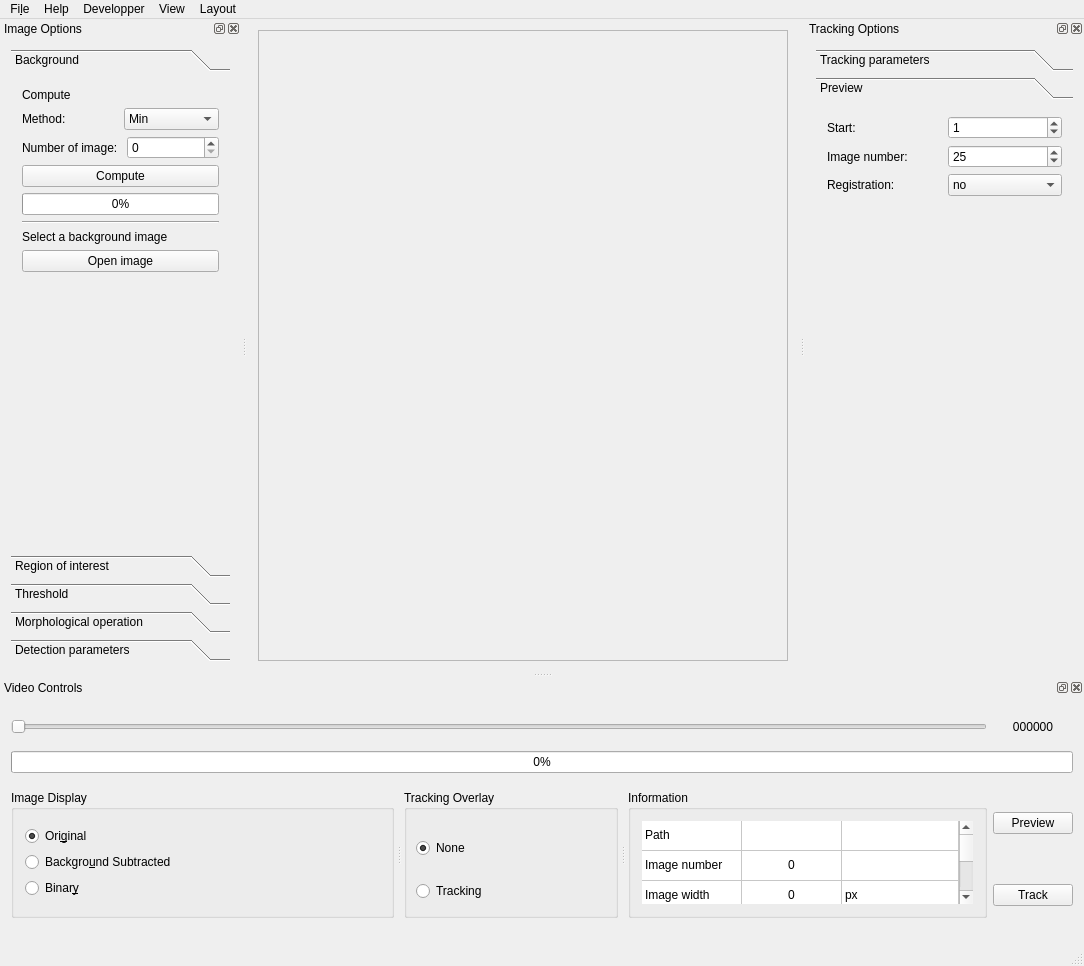
Old version of the form src/interactive.ui in the repository FastTrackOrg/FastTrack.
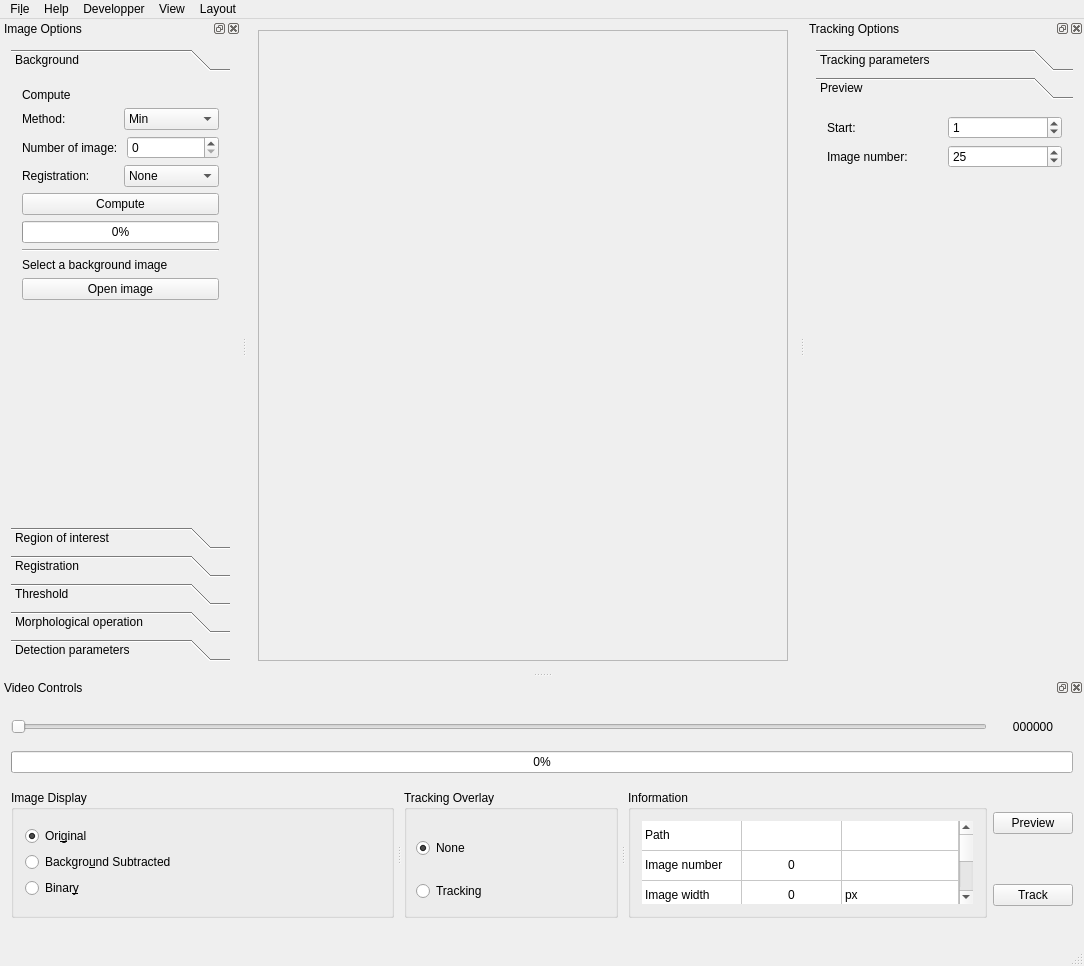
New version of the form. The open tabs and pages were chosen to show the change.

Commit message: [feat] tracking: add new registration method

The edit to the form file:
```diff
--- a/src/interactive.ui
+++ b/src/interactive.ui
@@ -286,7 +286,7 @@
           <x>0</x>
           <y>0</y>
           <width>261</width>
-          <height>560</height>
+          <height>556</height>
          </rect>
         </property>
         <attribute name="label">
@@ -336,29 +336,7 @@
           </layout>
          </item>
          <item row="2" column="0">
-          <layout class="QHBoxLayout" name="horizontalLayout_16">
-           <item>
-            <widget class="QLabel" name="label_18">
-             <property name="text">
-              <string>Registration: </string>
-             </property>
-            </widget>
-           </item>
-           <item>
-            <widget class="QComboBox" name="reg">
-             <item>
-              <property name="text">
-               <string>no</string>
-              </property>
-             </item>
-             <item>
-              <property name="text">
-               <string>yes</string>
-              </property>
-             </item>
-            </widget>
-           </item>
-          </layout>
+          <layout class="QHBoxLayout" name="horizontalLayout_16"/>
          </item>
          <item row="3" column="0">
           <spacer name="verticalSpacer_4">
@@ -384,7 +362,7 @@
    <property name="minimumSize">
     <size>
      <width>241</width>
-     <height>260</height>
+     <height>291</height>
     </size>
    </property>
    <property name="features">
@@ -412,20 +390,13 @@
           <x>0</x>
           <y>0</y>
           <width>223</width>
-          <height>473</height>
+          <height>432</height>
          </rect>
         </property>
         <attribute name="label">
          <string>Background</string>
         </attribute>
         <layout class="QGridLayout" name="gridLayout_6">
-         <item row="3" column="0" colspan="2">
-          <widget class="QPushButton" name="backgroundComputeButton">
-           <property name="text">
-            <string>Compute</string>
-           </property>
-          </widget>
-         </item>
          <item row="1" column="0" colspan="2">
           <layout class="QHBoxLayout" name="horizontalLayout_19">
            <item>
@@ -459,6 +430,19 @@
            </item>
           </layout>
          </item>
+         <item row="9" column="1">
+          <spacer name="verticalSpacer">
+           <property name="orientation">
+            <enum>Qt::Vertical</enum>
+           </property>
+           <property name="sizeHint" stdset="0">
+            <size>
+             <width>20</width>
+             <height>40</height>
+            </size>
+           </property>
+          </spacer>
+         </item>
          <item row="2" column="0" colspan="2">
           <layout class="QHBoxLayout" name="horizontalLayout_18">
            <item>
@@ -473,33 +457,41 @@
            </item>
           </layout>
          </item>
-         <item row="6" column="0" colspan="2">
+         <item row="4" column="0" colspan="2">
+          <widget class="QPushButton" name="backgroundComputeButton">
+           <property name="text">
+            <string>Compute</string>
+           </property>
+          </widget>
+         </item>
+         <item row="7" column="0" colspan="2">
           <widget class="QLabel" name="label_21">
            <property name="text">
             <string>Select a background image</string>
            </property>
           </widget>
          </item>
-         <item row="8" column="1">
-          <spacer name="verticalSpacer">
-           <property name="orientation">
-            <enum>Qt::Vertical</enum>
+         <item row="8" column="0" colspan="2">
+          <widget class="QPushButton" name="backgroundSelectButton">
+           <property name="text">
+            <string>Open image</string>
            </property>
-           <property name="sizeHint" stdset="0">
-            <size>
-             <width>20</width>
-             <height>40</height>
-            </size>
-           </property>
-          </spacer>
+          </widget>
          </item>
-         <item row="4" column="0" colspan="2">
+         <item row="5" column="0" colspan="2">
           <widget class="QProgressBar" name="backgroundProgressBar">
            <property name="value">
             <number>0</number>
            </property>
           </widget>
          </item>
+         <item row="6" column="0" colspan="2">
+          <widget class="Line" name="line">
+           <property name="orientation">
+            <enum>Qt::Horizontal</enum>
+           </property>
+          </widget>
+         </item>
          <item row="0" column="0" colspan="2">
           <widget class="QLabel" name="label_20">
            <property name="text">
@@ -507,18 +499,30 @@
            </property>
           </widget>
          </item>
-         <item row="7" column="0" colspan="2">
-          <widget class="QPushButton" name="backgroundSelectButton">
+         <item row="3" column="0">
+          <widget class="QLabel" name="label_10">
            <property name="text">
-            <string>Open image</string>
+            <string>Registration:</string>
            </property>
           </widget>
          </item>
-         <item row="5" column="0" colspan="2">
-          <widget class="Line" name="line">
-           <property name="orientation">
-            <enum>Qt::Horizontal</enum>
-           </property>
+         <item row="3" column="1">
+          <widget class="QComboBox" name="registrationBack">
+           <item>
+            <property name="text">
+             <string>None</string>
+            </property>
+           </item>
+           <item>
+            <property name="text">
+             <string>Simple</string>
+            </property>
+           </item>
+           <item>
+            <property name="text">
+             <string>ECC</string>
+            </property>
+           </item>
           </widget>
          </item>
         </layout>
@@ -620,6 +624,60 @@
          </item>
         </layout>
        </widget>
+       <widget class="QWidget" name="registrationBox">
+        <property name="geometry">
+         <rect>
+          <x>0</x>
+          <y>0</y>
+          <width>223</width>
+          <height>432</height>
+         </rect>
+        </property>
+        <attribute name="label">
+         <string>Registration</string>
+        </attribute>
+        <layout class="QGridLayout" name="gridLayout_16">
+         <item row="0" column="0">
+          <widget class="QLabel" name="label_18">
+           <property name="text">
+            <string>Registration: </string>
+           </property>
+          </widget>
+         </item>
+         <item row="0" column="1">
+          <widget class="QComboBox" name="reg">
+           <item>
+            <property name="text">
+             <string>None</string>
+            </property>
+           </item>
+           <item>
+            <property name="text">
+             <string>Simple</string>
+            </property>
+           </item>
+           <item>
+            <property name="text">
+             <string>ECC</string>
+            </property>
+           </item>
+          </widget>
+         </item>
+         <item row="1" column="0" colspan="2">
+          <spacer name="verticalSpacer_8">
+           <property name="orientation">
+            <enum>Qt::Vertical</enum>
+           </property>
+           <property name="sizeHint" stdset="0">
+            <size>
+             <width>20</width>
+             <height>380</height>
+            </size>
+           </property>
+          </spacer>
+         </item>
+        </layout>
+       </widget>
        <widget class="QWidget" name="widget">
         <property name="geometry">
          <rect>
```
Left out of the diff: 10 changed lines with no effect on the pictures. The commit also changes 4 other files.
